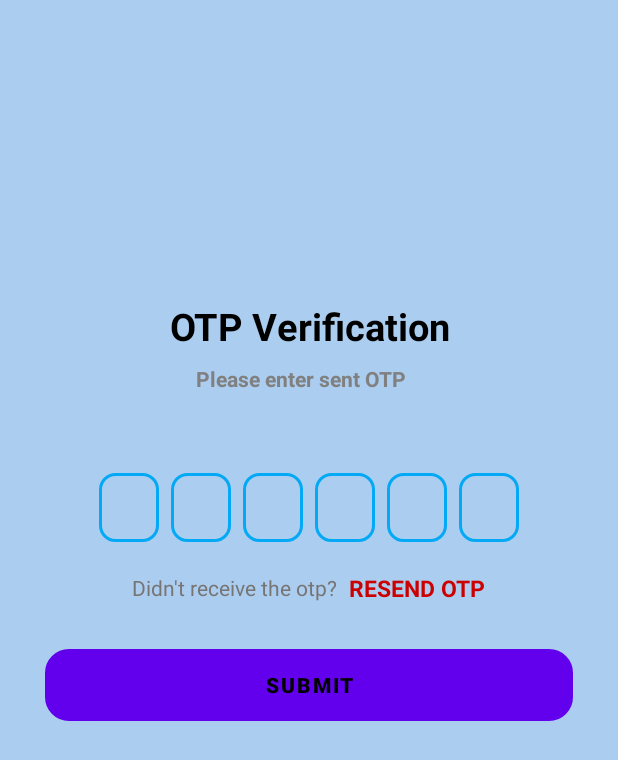
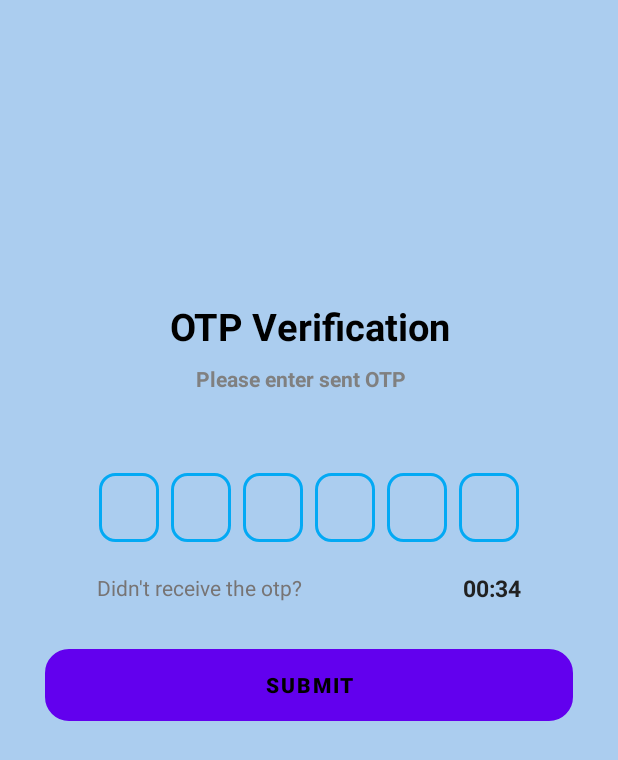
Before and after one commit to ShivamVerma380/SIHFrontend, an Android app: the OTPVerification screen opened directly, with no data from a screen before it, on a phone screen of 412 x 824 dp. Shown: the top 760 px of the screen. Run offline under Robolectric (Android 15) with nearby library versions, the phone set to English and light mode, and no system bars.

```diff
--- a/app/src/main/java/com/example/sihfrontend/OTPVerification.java
+++ b/app/src/main/java/com/example/sihfrontend/OTPVerification.java
@@ -2,15 +2,300 @@ package com.example.sihfrontend;
 
 import androidx.appcompat.app.AppCompatActivity;
 
+import android.content.Intent;
 import android.os.Bundle;
+import android.os.CountDownTimer;
+import android.text.Editable;
+import android.text.TextWatcher;
+import android.util.Log;
+import android.view.View;
+import android.widget.Button;
+import android.widget.EditText;
+import android.widget.TextView;
+import android.widget.Toast;
+
+import com.example.sihfrontend.register.RegisterActivity;
+
+import org.json.JSONException;
+import org.json.JSONObject;
+
+import java.io.IOException;
+import java.util.Locale;
+
+import okhttp3.Call;
+import okhttp3.Callback;
+import okhttp3.FormBody;
+import okhttp3.OkHttpClient;
+import okhttp3.Request;
+import okhttp3.RequestBody;
+import okhttp3.Response;
 
 public class OTPVerification extends AppCompatActivity {
 
+    private String email;
+    private String otp;
+
+    private EditText otpBox1;
+    private EditText otpBox2;
+    private EditText otpBox3;
+    private EditText otpBox4;
+    private EditText otpBox5;
+    private EditText otpBox6;
+
+    private CountDownTimer mCountDownTimer;
+
+    private boolean mTimerRunning;
+
+    private long mTimeLeftInMillis = 35000;
+    private  TextView resendOTP;
+
+    private TextView mTextViewCountDown;
+
+    private Button submitButton;
     @Override
     protected void onCreate(Bundle savedInstanceState) {
         super.onCreate(savedInstanceState);
         setContentView(R.layout.activity_otp_verification);
         getSupportActionBar().hide();
 
+        Intent intent = getIntent();
+        email = intent.getStringExtra("email");
+        otp = intent.getStringExtra("otp");
+
+        otpBox1 = findViewById(R.id.etinputotp1);
+        otpBox2 = findViewById(R.id.etinputotp2);
+        otpBox3 = findViewById(R.id.etinputotp3);
+        otpBox4 = findViewById(R.id.etinputotp4);
+        otpBox5 = findViewById(R.id.etinputotp5);
+        otpBox6 = findViewById(R.id.etinputotp6);
+
+        mTextViewCountDown = findViewById(R.id.tvCountdown);
+
+        resendOTP = findViewById(R.id.tvresend_otp);
+        submitButton = findViewById(R.id.btnSubmitOtp);
+
+        startTimer();
+        setUpOTPInputs();
+
+
+
+        submitButton.setOnClickListener(new View.OnClickListener() {
+            @Override
+            public void onClick(View v) {
+                if(otpBox1.getText().toString().isEmpty() || otpBox2.getText().toString().isEmpty() || otpBox3.getText().toString().isEmpty() || otpBox4.getText().toString().isEmpty() || otpBox5.getText().toString().isEmpty() || otpBox6.getText().toString().isEmpty()){
+                    Toast.makeText(getApplicationContext(),"Please enter 6 digit otp",Toast.LENGTH_SHORT).show();
+                }else{
+                    String entered_otp = otpBox1.getText().toString()+otpBox2.getText().toString()+otpBox3.getText().toString()+otpBox4.getText().toString()+otpBox5.getText().toString()+otpBox6.getText().toString();
+                    if(otp.equals(entered_otp)){
+                        Intent registerIntent = new Intent(OTPVerification.this, RegisterActivity.class);
+                        registerIntent.putExtra("email",email);
+                        startActivity(registerIntent);
+                    }else{
+                        Toast.makeText(getApplicationContext(),"Please enter correct otp",Toast.LENGTH_SHORT).show();
+                    }
+                }
+            }
+        });
+
+        resendOTP.setOnClickListener(new View.OnClickListener() {
+            @Override
+            public void onClick(View v) {
+                startTimer();
+                sendOTPAgain();
+            }
+        });
+
+
+
     }
+
+
+
+    private  void setUpOTPInputs(){
+        otpBox1.addTextChangedListener(new TextWatcher() {
+            @Override
+            public void beforeTextChanged(CharSequence s, int start, int count, int after) {
+
+            }
+
+            @Override
+            public void onTextChanged(CharSequence s, int start, int before, int count) {
+                if(!s.toString().trim().isEmpty()){
+                    otpBox2.requestFocus();
+                }
+            }
+
+            @Override
+            public void afterTextChanged(Editable s) {
+
+            }
+        });
+        otpBox2.addTextChangedListener(new TextWatcher() {
+            @Override
+            public void beforeTextChanged(CharSequence s, int start, int count, int after) {
+
+            }
+
+            @Override
+            public void onTextChanged(CharSequence s, int start, int before, int count) {
+                if(!s.toString().trim().isEmpty()){
+                    otpBox3.requestFocus();
+                }else{
+                    otpBox1.requestFocus();
+                }
+            }
+
+            @Override
+            public void afterTextChanged(Editable s) {
+
+            }
+        });
+        otpBox3.addTextChangedListener(new TextWatcher() {
+            @Override
+            public void beforeTextChanged(CharSequence s, int start, int count, int after) {
+
+            }
+
+            @Override
+            public void onTextChanged(CharSequence s, int start, int before, int count) {
+                if(!s.toString().trim().isEmpty()){
+                    otpBox4.requestFocus();
+                }else{
+                    otpBox2.requestFocus();
+                }
+            }
+
+            @Override
+            public void afterTextChanged(Editable s) {
+
+            }
+        });
+        otpBox4.addTextChangedListener(new TextWatcher() {
+            @Override
+            public void beforeTextChanged(CharSequence s, int start, int count, int after) {
+
+            }
+
+            @Override
+            public void onTextChanged(CharSequence s, int start, int before, int count) {
+                if(!s.toString().trim().isEmpty()){
+                    otpBox5.requestFocus();
+                }else{
+                    otpBox3.requestFocus();
+                }
+            }
+
+            @Override
+            public void afterTextChanged(Editable s) {
+
+            }
+        });
+        otpBox5.addTextChangedListener(new TextWatcher() {
+            @Override
+            public void beforeTextChanged(CharSequence s, int start, int count, int after) {
+
+            }
+
+            @Override
+            public void onTextChanged(CharSequence s, int start, int before, int count) {
+                if(!s.toString().trim().isEmpty()){
+                    otpBox6.requestFocus();
+                }else{
+                    otpBox4.requestFocus();
+                }
+            }
+
+            @Override
+            public void afterTextChanged(Editable s) {
+
+            }
+        });
+        otpBox6.addTextChangedListener(new TextWatcher() {
+            @Override
+            public void beforeTextChanged(CharSequence s, int start, int count, int after) {
+
+            }
+
+            @Override
+            public void onTextChanged(CharSequence s, int start, int before, int count) {
+                if(s.toString().trim().isEmpty()){
+                    otpBox5.requestFocus();
+                }
+            }
+
+            @Override
+            public void afterTextChanged(Editable s) {
+
+            }
+        });
+    }
+
+    private void sendOTPAgain() {
+        try{
+            OkHttpClient client = new OkHttpClient();
+            RequestBody formBody = new FormBody.Builder()
+                    .add("email",email)
+                    .build();
+            Request request = new Request.Builder()
+                    .url("http://ec2-35-169-161-33.compute-1.amazonaws.com:8080/verify-email")
+                    .post(formBody)
+                    .build();
+
+            Log.d("Before Response",request.toString());
+
+            client.newCall(request).enqueue(new Callback() {
+                @Override
+                public void onFailure(Call call, IOException e) {
+                    e.printStackTrace();
+                }
+
+                @Override
+                public void onResponse(Call call, Response response) throws IOException {
+                    if(response.isSuccessful()){
+                        try {
+                            JSONObject jsonObject = new JSONObject(response.body().string());
+                            String message = jsonObject.getString("message");
+                            otp = jsonObject.getString("otp");
+                            Log.d("message:",message);
+                            Log.d("otp:",otp);
+                        } catch (JSONException e) {
+                            e.printStackTrace();
+                        }
+                    }
+                }
+            });
+        }catch (Exception e){
+            e.printStackTrace();
+        }
+    }
+
+    private void startTimer() {
+        mCountDownTimer = new CountDownTimer(mTimeLeftInMillis, 1000) {
+            @Override
+            public void onTick(long millisUntilFinished) {
+                mTimeLeftInMillis = millisUntilFinished;
+                updateCountDownText();
+            }
+
+            @Override
+            public void onFinish() {
+                mTimerRunning = false;
+                mTimeLeftInMillis = 35000;
+                resendOTP.setVisibility(View.VISIBLE);
+            }
+
+        }.start();
+        mTimerRunning = true;
+        resendOTP.setVisibility(View.INVISIBLE);
+    }
+
+    private void updateCountDownText() {
+        int minutes = (int) (mTimeLeftInMillis / 1000) / 60;
+        int seconds = (int) (mTimeLeftInMillis / 1000) % 60;
+
+        String timeLeftFormatted = String.format(Locale.getDefault(), "%02d:%02d", minutes, seconds);
+
+        mTextViewCountDown.setText(timeLeftFormatted);
+    }
+
 }
--- a/app/src/main/res/layout/activity_otp_verification.xml
+++ b/app/src/main/res/layout/activity_otp_verification.xml
@@ -68,7 +68,7 @@
 
             <EditText
                 android:background="@drawable/backgroundbox"
-                android:id="@+id/inputotp1"
+                android:id="@+id/etinputotp1"
                 android:layout_width="40dp"
                 android:layout_height="46dp"
                 android:layout_marginRight="4dp"
@@ -87,7 +87,7 @@
 
             <EditText
                 android:background="@drawable/backgroundbox"
-                android:id="@+id/inputotp2"
+                android:id="@+id/etinputotp2"
                 android:layout_width="40dp"
                 android:layout_height="46dp"
                 android:layout_marginRight="4dp"
@@ -106,7 +106,7 @@
 
             <EditText
                 android:background="@drawable/backgroundbox"
-                android:id="@+id/inputotp3"
+                android:id="@+id/etinputotp3"
                 android:layout_width="40dp"
                 android:layout_height="46dp"
                 android:layout_marginRight="4dp"
@@ -125,7 +125,7 @@
 
             <EditText
                 android:background="@drawable/backgroundbox"
-                android:id="@+id/inputotp4"
+                android:id="@+id/etinputotp4"
                 android:layout_width="40dp"
                 android:layout_height="46dp"
                 android:layout_marginRight="4dp"
@@ -144,7 +144,7 @@
 
             <EditText
                 android:background="@drawable/backgroundbox"
-                android:id="@+id/inputotp5"
+                android:id="@+id/etinputotp5"
                 android:layout_width="40dp"
                 android:layout_height="46dp"
                 android:layout_marginRight="4dp"
@@ -163,7 +163,7 @@
 
             <EditText
                 android:background="@drawable/backgroundbox"
-                android:id="@+id/inputotp6"
+                android:id="@+id/etinputotp6"
                 android:layout_width="40dp"
                 android:layout_height="46dp"
                 android:layout_marginRight="4dp"
@@ -199,13 +199,27 @@
             </TextView>
 
             <TextView
-                android:id="@+id/resend_otp"
+                android:id="@+id/tvresend_otp"
                 android:layout_width="wrap_content"
                 android:layout_height="wrap_content"
                 android:layout_marginStart="8dp"
                 android:layout_marginLeft="8dp"
                 android:text="@string/resend_otp"
                 android:textColor="@android:color/holo_red_dark"
+                android:textSize="15sp"
+                android:visibility="invisible"
+                android:textStyle="bold">
+
+            </TextView>
+
+            <TextView
+                android:id="@+id/tvCountdown"
+                android:layout_width="wrap_content"
+                android:layout_height="wrap_content"
+                android:layout_marginStart="8dp"
+                android:layout_marginLeft="8dp"
+                android:text="00:00"
+                android:textColor="#212121"
                 android:textSize="15sp"
                 android:textStyle="bold">
 
@@ -214,7 +228,7 @@
         </LinearLayout>
 
         <Button
-            android:id="@+id/submitotp"
+            android:id="@+id/btnSubmitOtp"
             android:layout_width="match_parent"
             android:layout_height="wrap_content"
             android:text="SUBMIT"
```
Also changed, not shown: app/src/main/AndroidManifest.xml (+6 -2 lines), app/src/main/java/com/example/sihfrontend/MainActivity.java (+31 -4 lines), app/src/main/java/com/example/sihfrontend/register/RegisterActivity.java (added, +18 -0 lines), app/src/main/res/layout/activity_register.xml (added, +9 -0 lines).
